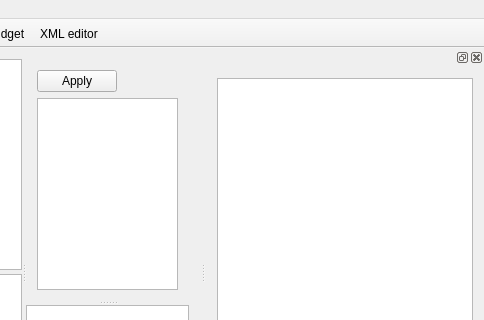
Old version of the form src/mainwindow.ui in the repository technic/e2designer; both pictures show x 245 to 729 and y 0 to 320 of the 729 by 496 pixel window.
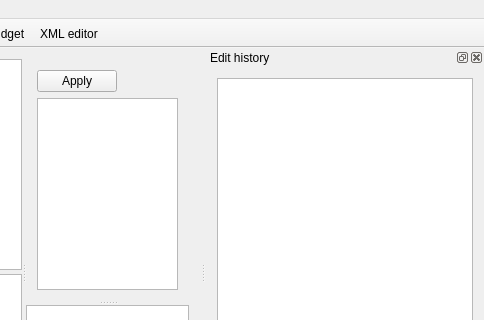
New version of the form. Icons and pictures are not drawn. Custom widgets are drawn as their Qt base class.

Commit message: Add menu entry to toggle undo stack dock

The edit to the form file:
```diff
--- a/src/mainwindow.ui
+++ b/src/mainwindow.ui
@@ -213,6 +213,9 @@
    <addaction name="actionXmlEditor"/>
   </widget>
   <widget class="QDockWidget" name="dockWidget">
+   <property name="windowTitle">
+    <string>Edit history</string>
+   </property>
    <attribute name="dockWidgetArea">
     <number>2</number>
    </attribute>
```
Left out of the diff: 20 changed lines with no effect on the pictures. The commit also changes 1 other file.
